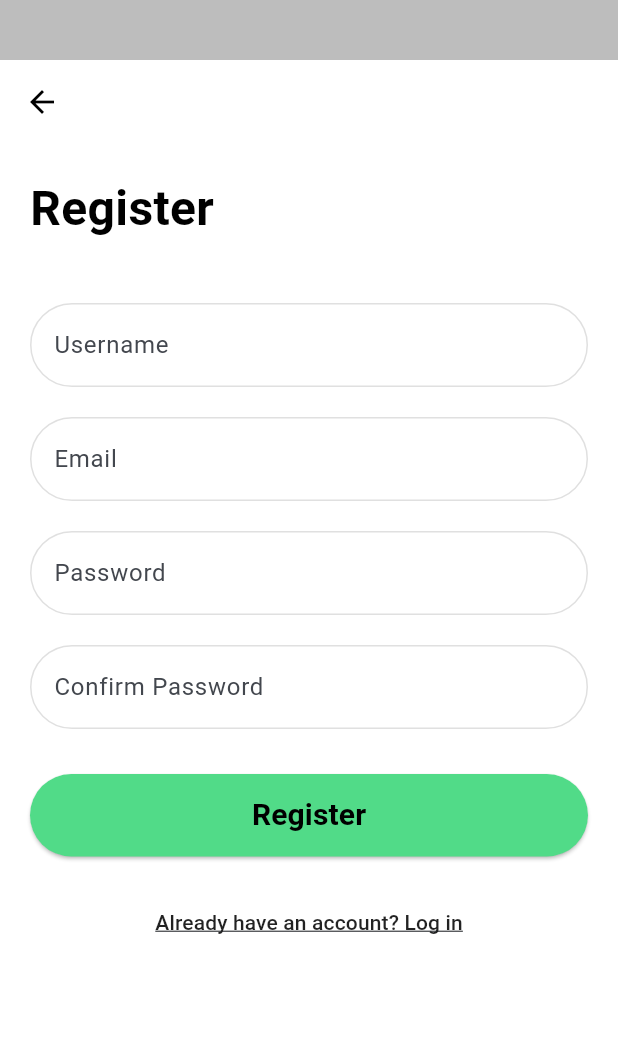
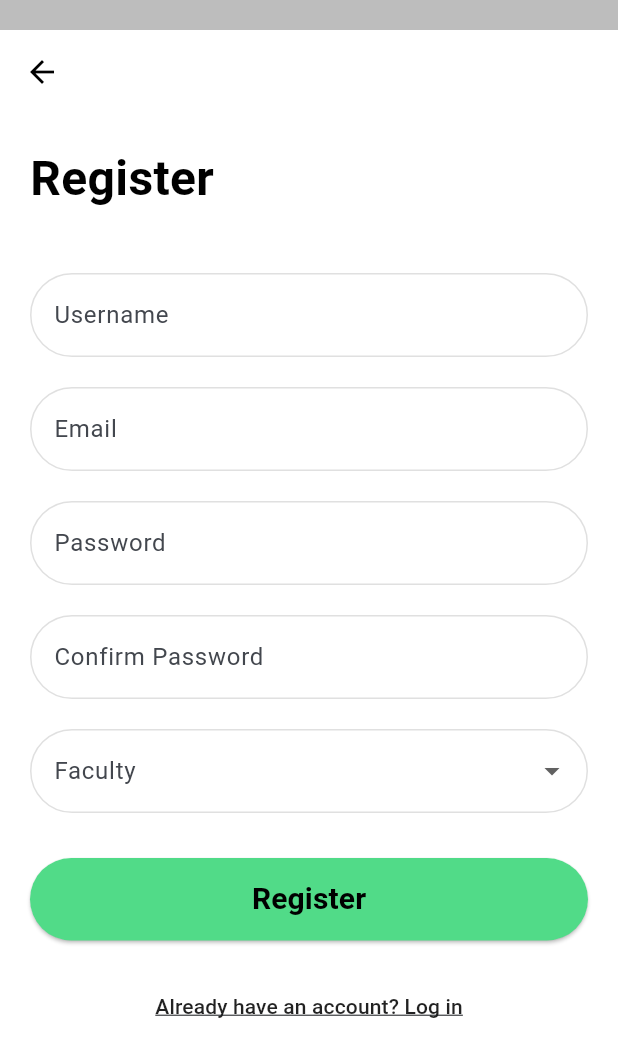
Before and after one commit to Cenga387/graduation_project, a Flutter app: the RegisterPage screen opened by its route, on a phone screen of 412 x 824 dp. Shown: the top 1057 px of the screen. Run offline on Flutter 3.47's test engine with Material 3 defaults, Android fonts, the light colour scheme and no system bars; our stand-ins replace supabase_flutter; accounts and stored records are empty.

Commit message:
Added dropdown menu.

```diff
--- a/lib/screens/register.dart
+++ b/lib/screens/register.dart
@@ -16,6 +16,8 @@ class _RegisterPageState extends State<RegisterPage> {
   final _emailController = TextEditingController();
   final _passwordController = TextEditingController();
   final _confirmPasswordController = TextEditingController();
+  final List<String> _faculties = ['FENS', 'FASS', 'FLW', 'FEDU', 'FBA'];
+  String _selectedFacultyController = '';
   bool _isLoading = false;
 
   @override
@@ -26,11 +28,13 @@ class _RegisterPageState extends State<RegisterPage> {
     _confirmPasswordController.dispose();
     super.dispose();
   }
+
   void signUp() async {
     final email = _emailController.text.trim();
     final username = _usernameController.text.trim();
     final password = _passwordController.text.trim();
     final confirmPassword = _confirmPasswordController.text.trim();
+    final faculty = _selectedFacultyController;
 
     if (password != confirmPassword) {
       ScaffoldMessenger.of(context).showSnackBar(
@@ -43,7 +47,7 @@ class _RegisterPageState extends State<RegisterPage> {
       _isLoading = true;
     });
 
-       try {
+    try {
       // Sign up the user
       final response = await supabase.auth.signUp(
         email: email,
@@ -56,6 +60,7 @@ class _RegisterPageState extends State<RegisterPage> {
         await supabase.from('profile').insert({
           'user_id': userId,
           'username': username,
+          'faculty': faculty,
         });
 
         ScaffoldMessenger.of(context).showSnackBar(
@@ -90,7 +95,7 @@ class _RegisterPageState extends State<RegisterPage> {
         children: [
           Container(
             color: Colors.grey[400],
-            height: 40.0,
+            height: 20.0,
           ),
           AppBar(
             backgroundColor: Colors.transparent,
@@ -208,6 +213,33 @@ class _RegisterPageState extends State<RegisterPage> {
                           return null;
                         },
                       ),
+                      const SizedBox(height: 20),
+                      DropdownButtonFormField<String>(
+                        value: _selectedFacultyController.isEmpty
+                            ? null
+                            : _selectedFacultyController,
+                        decoration: InputDecoration(
+                          labelText: 'Faculty',
+                          border: OutlineInputBorder(
+                            borderRadius: BorderRadius.circular(36),
+                          ),
+                          enabledBorder: OutlineInputBorder(
+                            borderRadius: BorderRadius.circular(36),
+                            borderSide: BorderSide(color: Colors.grey.shade300),
+                          ),
+                        ),
+                        onChanged: (newValue) {
+                          setState(() {
+                            _selectedFacultyController = newValue!;
+                          });
+                        },
+                        items: _faculties
+                            .map((faculty) => DropdownMenuItem(
+                                  value: faculty,
+                                  child: Text(faculty),
+                                ))
+                            .toList(),
+                      ),
                       const SizedBox(height: 30),
                       SizedBox(
                         width: double.infinity,
@@ -268,5 +300,4 @@ class _RegisterPageState extends State<RegisterPage> {
       ),
     );
   }
-
 }
```
